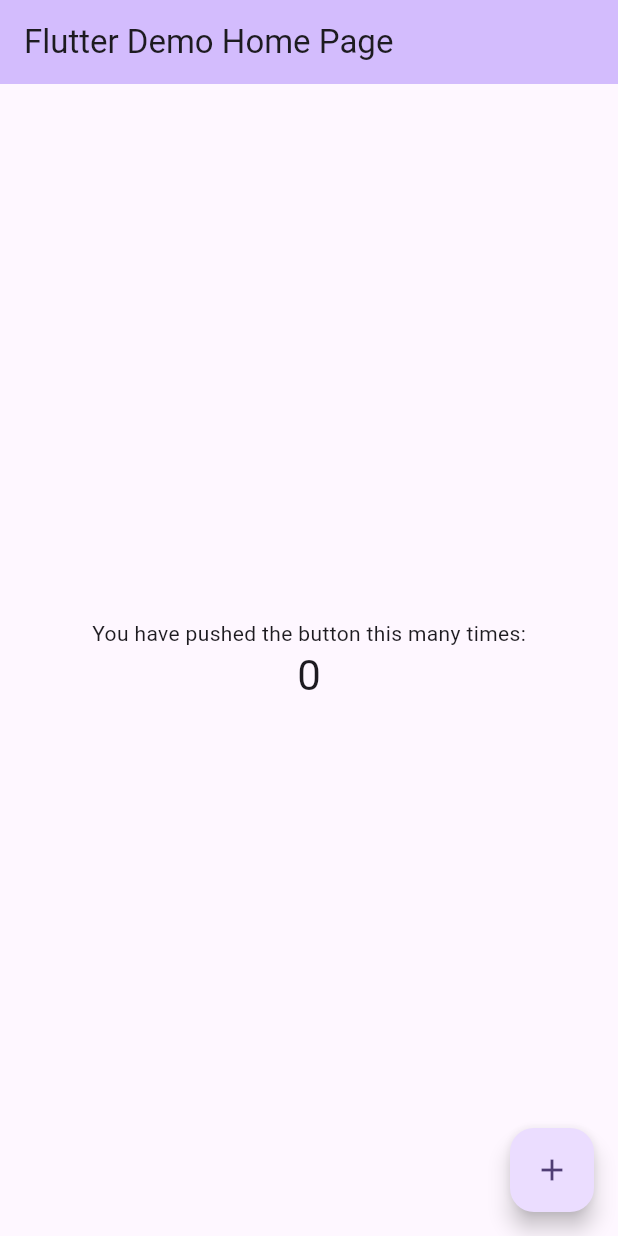
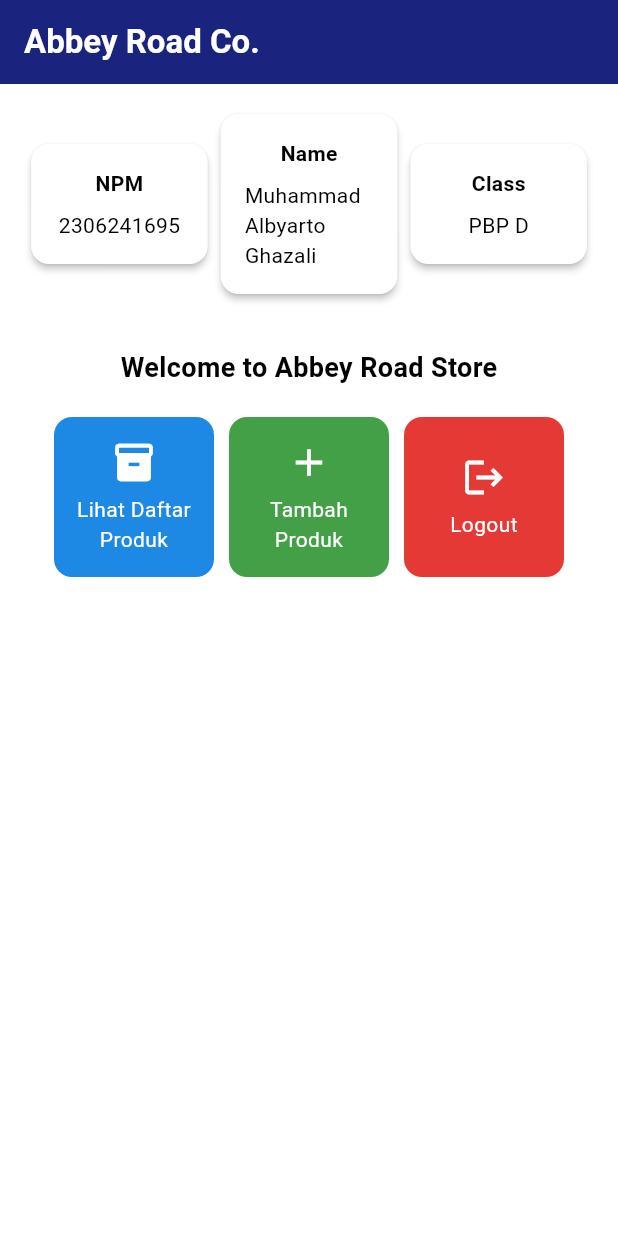
Before and after one commit to albyarto/abbey-road-store-mobile, a Flutter app: the screen it shows after launch, on a phone screen of 412 x 824 dp. Run offline on Flutter 3.47's test engine with Material 3 defaults, Android fonts, the phone set to English and light mode, and no system bars.

Commit message:
Tugas 7 Selesai

```diff
--- a/lib/main.dart
+++ b/lib/main.dart
@@ -1,4 +1,5 @@
 import 'package:flutter/material.dart';
+import 'package:abbey_road_store/menu.dart';
 
 void main() {
   runApp(const MyApp());
@@ -13,113 +14,19 @@
     return MaterialApp(
       title: 'Flutter Demo',
       theme: ThemeData(
-        // This is the theme of your application.
-        //
-        // TRY THIS: Try running your application with "flutter run". You'll see
-        // the application has a purple toolbar. Then, without quitting the app,
-        // try changing the seedColor in the colorScheme below to Colors.green
-        // and then invoke "hot reload" (save your changes or press the "hot
-        // reload" button in a Flutter-supported IDE, or press "r" if you used
-        // the command line to start the app).
-        //
-        // Notice that the counter didn't reset back to zero; the application
-        // state is not lost during the reload. To reset the state, use hot
-        // restart instead.
-        //
-        // This works for code too, not just values: Most code changes can be
-        // tested with just a hot reload.
-        colorScheme: ColorScheme.fromSeed(seedColor: Colors.deepPurple),
-        useMaterial3: true,
+        colorScheme: const ColorScheme(
+          primary: Color(0xFF1A237E),
+          secondary: Color(0xFF7986CB),
+          surface: Colors.white,
+          error: Colors.red,
+          onPrimary: Colors.white,
+          onSecondary: Colors.white,
+          onSurface: Colors.black,
+          onError: Colors.white,
+          brightness: Brightness.light,
+        ),
       ),
-      home: const MyHomePage(title: 'Flutter Demo Home Page'),
+      home: MyHomePage(),
     );
   }
 }
-
-class MyHomePage extends StatefulWidget {
-  const MyHomePage({super.key, required this.title});
-
-  // This widget is the home page of your application. It is stateful, meaning
-  // that it has a State object (defined below) that contains fields that affect
-  // how it looks.
-
-  // This class is the configuration for the state. It holds the values (in this
-  // case the title) provided by the parent (in this case the App widget) and
-  // used by the build method of the State. Fields in a Widget subclass are
-  // always marked "final".
-
-  final String title;
-
-  @override
-  State<MyHomePage> createState() => _MyHomePageState();
-}
-
-class _MyHomePageState extends State<MyHomePage> {
-  int _counter = 0;
-
-  void _incrementCounter() {
-    setState(() {
-      // This call to setState tells the Flutter framework that something has
-      // changed in this State, which causes it to rerun the build method below
-      // so that the display can reflect the updated values. If we changed
-      // _counter without calling setState(), then the build method would not be
-      // called again, and so nothing would appear to happen.
-      _counter++;
-    });
-  }
-
-  @override
-  Widget build(BuildContext context) {
-    // This method is rerun every time setState is called, for instance as done
-    // by the _incrementCounter method above.
-    //
-    // The Flutter framework has been optimized to make rerunning build methods
-    // fast, so that you can just rebuild anything that needs updating rather
-    // than having to individually change instances of widgets.
-    return Scaffold(
-      appBar: AppBar(
-        // TRY THIS: Try changing the color here to a specific color (to
-        // Colors.amber, perhaps?) and trigger a hot reload to see the AppBar
-        // change color while the other colors stay the same.
-        backgroundColor: Theme.of(context).colorScheme.inversePrimary,
-        // Here we take the value from the MyHomePage object that was created by
-        // the App.build method, and use it to set our appbar title.
-        title: Text(widget.title),
-      ),
-      body: Center(
-        // Center is a layout widget. It takes a single child and positions it
-        // in the middle of the parent.
-        child: Column(
-          // Column is also a layout widget. It takes a list of children and
-          // arranges them vertically. By default, it sizes itself to fit its
-          // children horizontally, and tries to be as tall as its parent.
-          //
-          // Column has various properties to control how it sizes itself and
-          // how it positions its children. Here we use mainAxisAlignment to
-          // center the children vertically; the main axis here is the vertical
-          // axis because Columns are vertical (the cross axis would be
-          // horizontal).
-          //
-          // TRY THIS: Invoke "debug painting" (choose the "Toggle Debug Paint"
-          // action in the IDE, or press "p" in the console), to see the
-          // wireframe for each widget.
-          mainAxisAlignment: MainAxisAlignment.center,
-          children: <Widget>[
-            const Text(
-              'You have pushed the button this many times:',
-            ),
-            Text(
-              '$_counter',
-              style: Theme.of(context).textTheme.headlineMedium,
-            ),
-          ],
-        ),
-      ),
-      floatingActionButton: FloatingActionButton(
-        onPressed: _incrementCounter,
-        tooltip: 'Increment',
-        child: const Icon(Icons.add),
-      ), // This trailing comma makes auto-formatting nicer for build methods.
-    );
-  }
-}
--- /dev/null
+++ b/lib/menu.dart
@@ -0,0 +1,188 @@
+import 'package:flutter/material.dart';
+
+class MyHomePage extends StatelessWidget {
+  final String npm = '2306241695'; // NPM
+  final String name = 'Muhammad Albyarto Ghazali'; // Nama
+  final String className = 'PBP D'; // Kelas
+  final List<ItemHomepage> items = [
+    ItemHomepage("Lihat Daftar Produk", Icons.inventory, Colors.blue[600]!),
+    ItemHomepage("Tambah Produk", Icons.add,Colors.green[600]!),
+    ItemHomepage("Logout", Icons.logout, Colors.red[600]!),
+  ];
+
+  MyHomePage({super.key});
+
+  @override
+  Widget build(BuildContext context) {
+    // Scaffold menyediakan struktur dasar halaman dengan AppBar dan body.
+    return Scaffold(
+      // AppBar adalah bagian atas halaman yang menampilkan judul.
+      appBar: AppBar(
+        // Judul aplikasi "Abbey Road Co." dengan teks putih dan tebal.
+        title: const Text(
+          'Abbey Road Co.',
+          style: TextStyle(
+            color: Colors.white,
+            fontWeight: FontWeight.bold,
+          ),
+        ),
+        // Warna latar belakang AppBar diambil dari skema warna tema aplikasi.
+        backgroundColor: Theme.of(context).colorScheme.primary,
+      ),
+      // Body halaman dengan padding di sekelilingnya.
+      body: Padding(
+        padding: const EdgeInsets.all(16.0),
+        // Menyusun widget secara vertikal dalam sebuah kolom.
+        child: Column(
+          crossAxisAlignment: CrossAxisAlignment.center,
+          children: [
+            // Row untuk menampilkan 3 InfoCard secara horizontal.
+            Row(
+              mainAxisAlignment: MainAxisAlignment.spaceEvenly,
+              children: [
+                InfoCard(title: 'NPM', content: npm),
+                InfoCard(title: 'Name', content: name),
+                InfoCard(title: 'Class', content: className),
+              ],
+            ),
+
+            // Memberikan jarak vertikal 16 unit.
+            const SizedBox(height: 16.0),
+
+            // Menempatkan widget berikutnya di tengah halaman.
+            Center(
+              child: Column(
+                // Menyusun teks dan grid item secara vertikal.
+
+                children: [
+                  // Menampilkan teks sambutan dengan gaya tebal dan ukuran 18.
+                  const Padding(
+                    padding: EdgeInsets.only(top: 16.0),
+                    child: Text(
+                      'Welcome to Abbey Road Store',
+                      style: TextStyle(
+                        fontWeight: FontWeight.bold,
+                        fontSize: 18.0,
+                      ),
+                    ),
+                  ),
+
+                  // Grid untuk menampilkan ItemCard dalam bentuk grid 3 kolom.
+                  GridView.count(
+                    primary: true,
+                    padding: const EdgeInsets.all(20),
+                    crossAxisSpacing: 10,
+                    mainAxisSpacing: 10,
+                    crossAxisCount: 3,
+                    // Agar grid menyesuaikan tinggi kontennya.
+                    shrinkWrap: true,
+
+                    // Menampilkan ItemCard untuk setiap item dalam list items.
+                    children: items.map((ItemHomepage item) {
+                      return ItemCard(item);
+                    }).toList(),
+                  ),
+                ],
+              ),
+            ),
+          ],
+        ),
+      ),
+    );
+  }
+}
+
+
+class ItemHomepage {
+    final String name;
+    final IconData icon;
+    final Color color; // Menambahkan properti warna
+
+    ItemHomepage(this.name, this.icon, this.color);
+}
+
+class InfoCard extends StatelessWidget {
+  // Kartu informasi yang menampilkan title dan content.
+
+  final String title;  // Judul kartu.
+  final String content;  // Isi kartu.
+
+  const InfoCard({super.key, required this.title, required this.content});
+
+  @override
+  Widget build(BuildContext context) {
+    return Card(
+      // Membuat kotak kartu dengan bayangan dibawahnya.
+      elevation: 2.0,
+      child: Container(
+        // Mengatur ukuran dan jarak di dalam kartu.
+        width: MediaQuery.of(context).size.width / 3.5, // menyesuaikan dengan lebar device yang digunakan.
+        padding: const EdgeInsets.all(16.0),
+        // Menyusun title dan content secara vertikal.
+        child: Column(
+          children: [
+            Text(
+              title,
+              style: const TextStyle(fontWeight: FontWeight.bold),
+            ),
+            const SizedBox(height: 8.0),
+            Text(content),
+          ],
+        ),
+      ),
+    );
+  }
+}
+
+class ItemCard extends StatelessWidget {
+  // Menampilkan kartu dengan ikon dan nama.
+
+  final ItemHomepage item;
+
+  const ItemCard(this.item, {super.key});
+
+  @override
+  Widget build(BuildContext context) {
+    return Material(
+       // Menggunakan warna dari item.
+      color: item.color,
+      // Membuat sudut kartu melengkung.
+      borderRadius: BorderRadius.circular(12),
+
+      child: InkWell(
+        // Aksi ketika kartu ditekan.
+        onTap: () {
+          // Menampilkan pesan SnackBar saat kartu ditekan.
+          ScaffoldMessenger.of(context)
+            ..hideCurrentSnackBar()
+            ..showSnackBar(
+              SnackBar(content: Text("Kamu telah menekan tombol ${item.name}!"))
+            );
+        },
+        // Container untuk menyimpan Icon dan Text
+        child: Container(
+          padding: const EdgeInsets.all(8),
+          child: Center(
+            child: Column(
+              // Menyusun ikon dan teks di tengah kartu.
+              mainAxisAlignment: MainAxisAlignment.center,
+              children: [
+                Icon(
+                  item.icon,
+                  color: Colors.white,
+                  size: 30.0,
+                ),
+                const Padding(padding: EdgeInsets.all(3)),
+                Text(
+                  item.name,
+                  textAlign: TextAlign.center,
+                  style: const TextStyle(color: Colors.white),
+                ),
+              ],
+            ),
+          ),
+        ),
+      ),
+    );
+  }
+}
```
